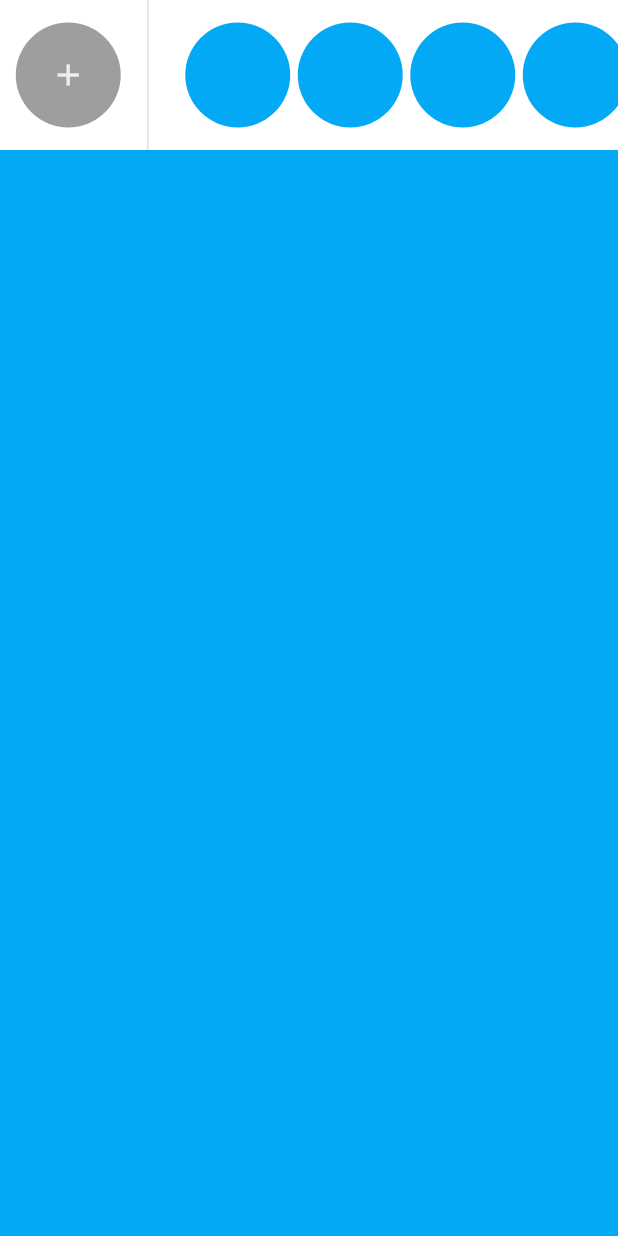
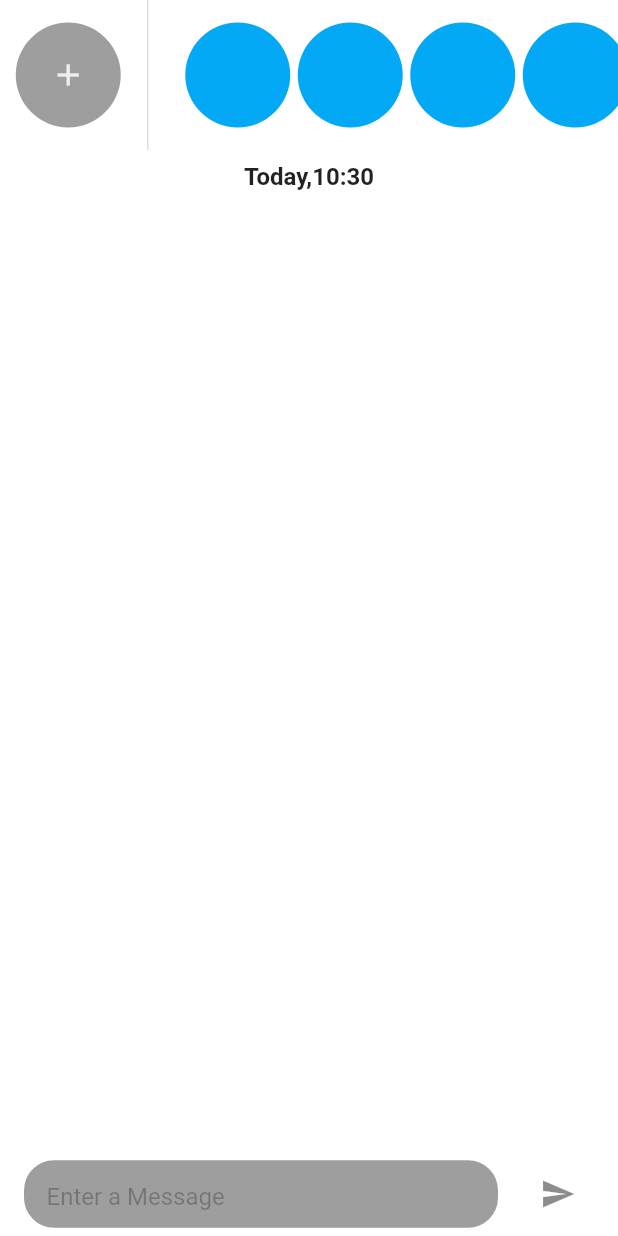
Before and after one commit to ARYANDARADE/Womens_App, a Flutter app: the ChatPage screen opened directly, on a phone screen of 412 x 824 dp. Run offline on Flutter 3.47's test engine with Material 2 defaults, Android fonts, the phone set to English and light mode, and no system bars; our stand-ins replace curved_navigation_bar, dot_navigation_bar, geolocator, google_maps_flutter, icons_plus, introduction_screen and 2 more; missing offline and left inert: dart:ffi, floating_navigation_bar.

Commit message:
Chatbot page

```diff
--- a/lib/chatbot.dart
+++ b/lib/chatbot.dart
@@ -1,5 +1,5 @@
 import 'package:flutter/material.dart';
-
+import 'package:intl/intl.dart';
 class ChatBot extends StatefulWidget {
   const ChatBot({super.key});
 
@@ -8,13 +8,74 @@ class ChatBot extends StatefulWidget {
 }
 
 class _ChatBotState extends State<ChatBot> {
+  final messagecontroller = TextEditingController();
   @override
   Widget build(BuildContext context) {
     return Expanded(
-      child: Container(
-        color: Colors.lightBlue,
-        height: 500,
+      child:
+      Container(
+        width: MediaQuery.of(context).size.width,
+        child: Column(
+          children: [
+            Padding(
+              padding: const EdgeInsets.all(8.0),
+              child: Align(
+                alignment: Alignment.topCenter,
+                child: Text(
+                  "Today,${DateFormat("Hm").format(DateTime.now())}",
+                  style: const TextStyle(
+                      fontSize: 16,
+                      fontWeight: FontWeight.w600),
+                ),
+              ),
+            ),
+            Flexible(child:
+            ListView.builder(itemCount: 0,
+            reverse: true,
+            itemBuilder: (context,index){
+
+            }
+            )
+            ),
+            Container(
+              child: ListTile(
+                trailing: IconButton(icon : Icon(Icons.send), onPressed: () {
+                  if(messagecontroller.text.isEmpty){
+                    print("empty model");
+                  }
+                  else{
+                    setState(() {
+
+                    });
+                  }
+                },),
+                title: Container(
+                  height: 45,
+                  decoration: BoxDecoration(borderRadius: BorderRadius.circular(20),
+                  color: Colors.grey),
+                  padding: EdgeInsets.only(left: 15),
+                  child: TextFormField(
+                    controller: messagecontroller,
+                    decoration: InputDecoration(
+                      hintText: "Enter a Message",
+                      hintStyle: TextStyle(
+                        color: Colors.black26
+                      ),
+                      border: InputBorder.none,
+                        focusedBorder: InputBorder.none,
+                        enabledBorder: InputBorder.none,
+                        errorBorder: InputBorder.none,
+                      disabledBorder: InputBorder.none
+                    ),
+                    style: TextStyle(fontSize: 16, color: Colors.black),
+                  ),
+                ),
+              ),
+            )
+          ],
+        ),
       ),
+
     );
   }
 }
--- a/pubspec.yaml
+++ b/pubspec.yaml
@@ -46,6 +46,7 @@ dependencies:
   dot_navigation_bar: ^1.0.2
   google_maps_flutter: ^2.5.0
   csv: ^5.0.2
+  intl: ^0.18.1
   geolocator: ^10.1.0
   geocoding: ^2.1.0
   url_launcher: ^6.1.2
```
Also changed, not shown: lib/NavBar.dart (+11 -10 lines), lib/onboarding.dart (+9 -9 lines), pubspec.lock.
